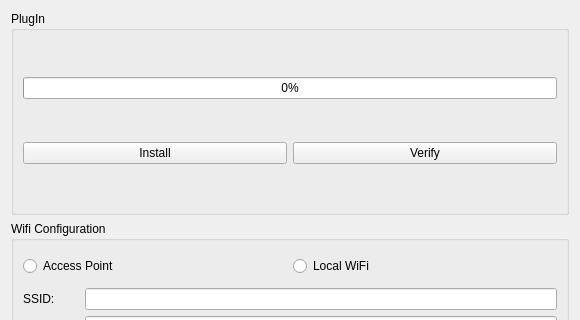
Before: the Qt Designer form SOURCES/dspControl/src/DialogSettings.ui in freeDSP/freeDSP-aurora, drawn with Qt 5; both pictures show x 0 to 580 and y 0 to 320 of the 580 by 463 pixel window.
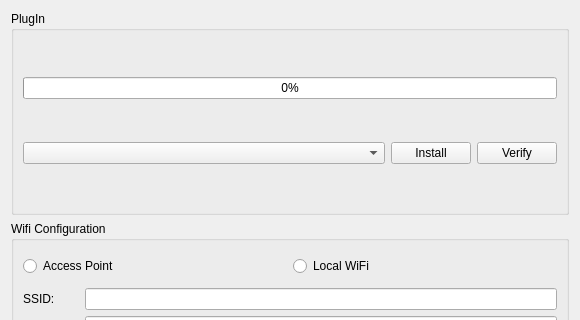
After: the same form once the commit is applied.

What changed in the file:
```diff
--- a/SOURCES/dspControl/src/DialogSettings.ui
+++ b/SOURCES/dspControl/src/DialogSettings.ui
@@ -29,6 +29,16 @@
       </item>
       <item>
        <layout class="QHBoxLayout" name="horizontalLayout">
+        <item>
+         <widget class="QComboBox" name="comboBoxPlugIn">
+          <property name="sizePolicy">
+           <sizepolicy hsizetype="Expanding" vsizetype="Fixed">
+            <horstretch>0</horstretch>
+            <verstretch>0</verstretch>
+           </sizepolicy>
+          </property>
+         </widget>
+        </item>
         <item>
          <widget class="QPushButton" name="pushButtonInstallPlugin">
           <property name="text">
```
